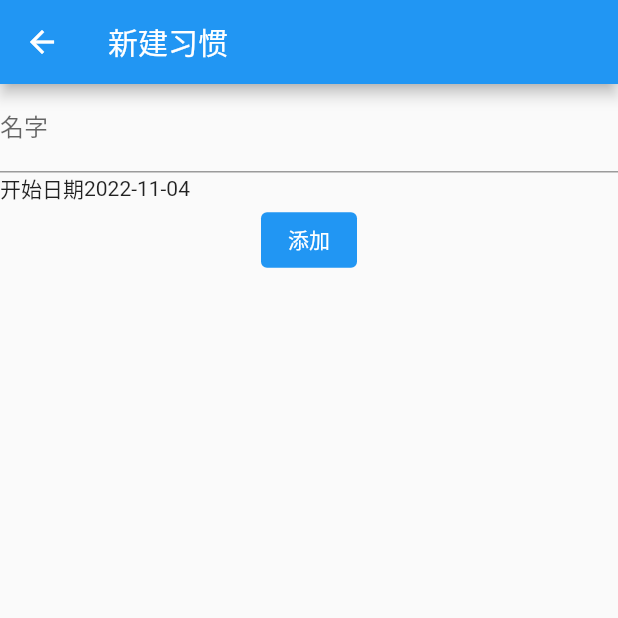
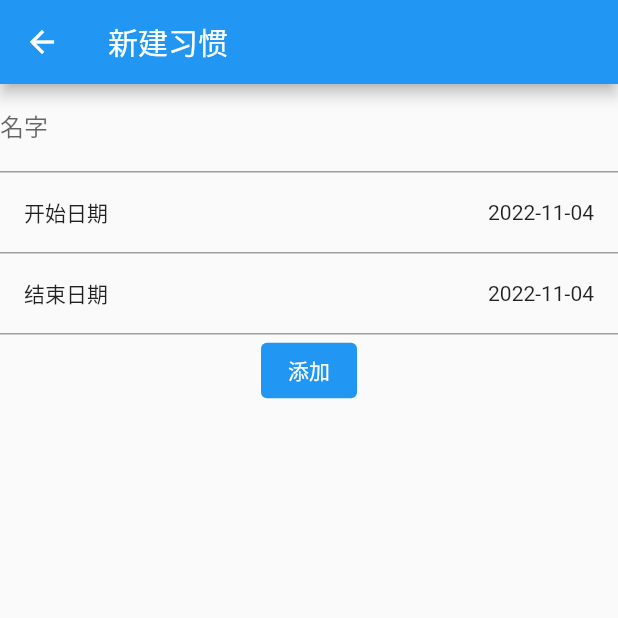
Before and after one commit to damengzai/21Days, a Flutter app: the screen it shows after launch, after a tap on the "add" icon, on a phone screen of 412 x 824 dp, the top half of it. Run offline on Flutter 3.47's test engine with Material 2 defaults, Android fonts, the phone set to English and light mode, and no system bars; our stand-ins replace get, shared_preferences, sqflite; accounts and stored records are empty.

```diff
--- a/days_21/lib/control/AddToDoControl.dart
+++ b/days_21/lib/control/AddToDoControl.dart
@@ -1,8 +1,18 @@
 import 'package:get/get.dart';
 
-class AddToDoControl extends GetxController{
+class AddToDoControl extends GetxController {
+  //页面级数据
+  //开始日期
   Rx<DateTime> startDate = DateTime.now().obs;
+
+  // 结束日期
+  Rx<DateTime> endDate = DateTime.now().obs;
+
   setStartDate(DateTime startDateTmp) {
     startDate.value = startDateTmp;
   }
+
+  setEndDate(DateTime endDateTmp) {
+    endDate.value = endDateTmp;
+  }
 }
--- a/days_21/lib/control/ToDoListControl.dart
+++ b/days_21/lib/control/ToDoListControl.dart
@@ -1,6 +1,8 @@
 import 'package:days_21/bean/toDo.dart';
 import 'package:days_21/utils/sharedPreference.dart';
 import 'package:get/get.dart';
+import '../utils/toDoUtils.dart';
+
 
 class ToDoListControl extends GetxController{
   final toDoList = [ToDo(name: "old")].obs;
@@ -9,4 +11,12 @@ class ToDoListControl extends GetxController{
     toDoList.add(toDo);
     // Utils().addToDoList(toDo);
   }
+
+  @override
+  void onInit() {
+    super.onInit();
+    getAllTodos().then((todoList) {
+      toDoList.value = todoList;
+    });
+  }
 }
--- a/days_21/lib/i18n/MyTranslation.dart
+++ b/days_21/lib/i18n/MyTranslation.dart
@@ -14,6 +14,7 @@ class MyTranslation extends Translations{
       'newTodo': 'new todo',
       'todoName':'name',
       'startDate': 'startDate',
+      'endDate': 'endDate',
       'add': 'add',
       // 我的页
       'changeTheme': 'change theme'
@@ -28,6 +29,7 @@ class MyTranslation extends Translations{
       'newTodo': '新建习惯',
       'todoName': '名字',
       'startDate': '开始日期',
+      'endDate': '结束日期',
       'add': '添加',
       // 我的页
       'changeTheme': '主题选择'
--- a/days_21/lib/main.dart
+++ b/days_21/lib/main.dart
@@ -19,6 +19,7 @@ void main() {
     theme: lightTheme,
     darkTheme: darkTheme,
     themeMode: ThemeMode.light,
+    home: MyApp(),
     getPages: [
       GetPage(name: '/home', page: () => MyApp()),
       GetPage(name: '/newToDo', page: () => NewToDo())
--- a/days_21/lib/page/allToDoPage.dart
+++ b/days_21/lib/page/allToDoPage.dart
@@ -1,12 +1,12 @@
 import 'package:flutter/widgets.dart';
 import 'package:get/get.dart';
-
 import '../control/ToDoListControl.dart';
 import '../view/toDoItemView.dart';
 
 
 class AllToDoPage extends StatelessWidget{
   final toDoListControl = Get.put(ToDoListControl());
+
   @override
   Widget build(BuildContext context) {
     return Center(
--- a/days_21/lib/page/newToDo.dart
+++ b/days_21/lib/page/newToDo.dart
@@ -1,10 +1,11 @@
 import 'package:days_21/bean/toDo.dart';
 import 'package:days_21/control/ToDoListControl.dart';
-import 'package:days_21/utils/sqlUtil.dart';
+import 'package:days_21/utils/toDoUtils.dart';
 import 'package:flutter/material.dart';
 import 'package:get/get.dart';
 
 import '../control/AddToDoControl.dart';
+import '../constant/constants.dart';
 
 class NewToDo extends StatelessWidget {
   NewToDo({super.key});
@@ -25,6 +26,50 @@ class NewToDo extends StatelessWidget {
     await insertTodo(todo);
   }
 
+  renderDateItem(
+    BuildContext context,
+    String title,
+    Rx<DateTime> dateTime,
+    Function selectCallback,
+  ) {
+    return GestureDetector(
+      onTap: () {
+        showDatePicker(
+          context: context,
+          initialDate: DateTime(
+            dateTime.value.year,
+            dateTime.value.month,
+            dateTime.value.day,
+          ),
+          firstDate: DateTime(2022),
+          lastDate: DateTime(2023),
+        ).then((value) {
+          selectCallback(value);
+          // addToDoControl.setStartDate(value ?? DateTime.now());
+        });
+      },
+      child: Container(
+        padding: const EdgeInsets.all(16),
+        decoration: const BoxDecoration(
+          border: Border(
+            bottom: BorderSide(color: Colors.grey),
+          ),
+        ),
+        child: Row(
+          mainAxisAlignment: MainAxisAlignment.spaceBetween,
+          children: [
+            Text(title.tr),
+            Obx(
+              () => Text(
+                dateTime.string.substring(0, 10),
+              ),
+            ),
+          ],
+        ),
+      ),
+    );
+  }
+
   @override
   Widget build(BuildContext context) {
     return Scaffold(
@@ -32,6 +77,16 @@ class NewToDo extends StatelessWidget {
         title: Text('newTodo'.tr),
       ),
       body: SafeArea(
+        child: GestureDetector(
+          onTap: () {
+            // FocusScopeNode focusScopeNode = Get.focusScope as FocusScopeNode;
+            print('----------GestureDetector');
+            // FocusScopeNode focusScopeNode = FocusScope.of(context);
+            // if (!focusScopeNode.hasPrimaryFocus &&
+            //     focusScopeNode.focusedChild != null) {
+            //   FocusManager.instance.primaryFocus?.unfocus();
+            // }
+          },
           child: Center(
             child: Column(
               children: [
@@ -41,32 +96,26 @@ class NewToDo extends StatelessWidget {
                   decoration: InputDecoration(labelText: 'todoName'.tr),
                 ),
                 // 开始日期
-              GestureDetector(
-                onTap: () {
-                  showDatePicker(
-                    context: context,
-                    initialDate: DateTime(
-                      addToDoControl.startDate.value.year,
-                      addToDoControl.startDate.value.month,
-                      addToDoControl.startDate.value.day,
+                renderDateItem(
+                  context,
+                  'startDate',
+                  addToDoControl.startDate,
+                  (value) {
+                    // 设置开始日期
+                    addToDoControl.setStartDate(value);
+                    // 设置结束日期， 默认+21天
+                    addToDoControl
+                        .setEndDate(DateUtils.addDaysToDate(value, 21));
+                  },
                 ),
-                    firstDate: DateTime(2022),
-                    lastDate: DateTime(2023),
-                  ).then((value) {
-                    addToDoControl.setStartDate(value ?? DateTime.now());
-                  });
-                },
-                child: Row(
-                  children: [
-                    Text('startDate'.tr),
-                    Obx(
-                      () => Text(
-                        addToDoControl.startDate.string.substring(0, 10),
-                      ),
-                    ),
-                  ],
-                ),
-              ),
+                // 结束日期
+                renderDateItem(
+                    context,
+                    'endDate',
+                    addToDoControl.endDate,
+                    (value) => {
+                          {addToDoControl.setEndDate(value ?? DateTime.now())},
+                        }),
                 // 添加按钮
                 TextButton(
                   onPressed: () {
@@ -84,6 +133,7 @@ class NewToDo extends StatelessWidget {
             ),
           ),
         ),
+      ),
     );
   }
 }
```
Also changed, not shown: days_21/lib/bean/toDo.dart (+9 -9 lines), days_21/lib/utils/sqlUtil.dart (+6 -6 lines). Lines whose indentation alone changed are shown as unchanged.
